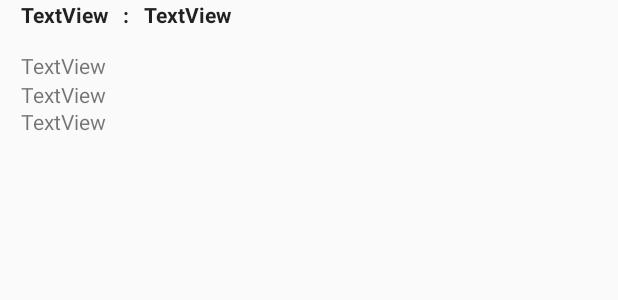
After one commit to oasong/Healthy, an Android app: the layout postadapter.xml on its own in the app's theme, with its tools: preview values and no code run, on a phone screen of 412 x 824 dp. The commit adds this screen. Shown: the top 300 px of the screen. Run offline under Robolectric (Android 15) with nearby library versions, the phone set to English and light mode, and no system bars.

Commit message:
Lab3 เพิ่มเมนู post และ หน้า comment

```diff
--- a/app/src/main/AndroidManifest.xml
+++ b/app/src/main/AndroidManifest.xml
@@ -1,6 +1,8 @@
 <?xml version="1.0" encoding="utf-8"?>
 <manifest xmlns:android="http://schemas.android.com/apk/res/android"
     package="it59070098.kmitl.healthy">
+
+    <uses-permission android:name="android.permission.INTERNET" />
 
     <application
         android:allowBackup="true"
@@ -23,7 +25,9 @@
         <activity android:name=".addweightpage" />
         <activity android:name=".sleepform" />
         <activity android:name=".sleepitem" />
-        <activity android:name=".sleep"></activity>
+        <activity android:name=".sleep" />
+        <activity android:name=".post" />
+        <activity android:name=".commentpost"></activity>
     </application>
 
 </manifest>
--- a/app/src/main/java/it59070098/kmitl/healthy/menupage.java
+++ b/app/src/main/java/it59070098/kmitl/healthy/menupage.java
@@ -25,6 +25,7 @@ public class menupage extends AppCompatActivity {
         menu.add("Weight");
         menu.add("Sleep");
         menu.add("Sign Out");
+        menu.add("Post");
 
         ArrayAdapter<String> menuAdapter = new ArrayAdapter<>(
                 menupage.this, android.R.layout.simple_list_item_1, menu);
@@ -47,6 +48,9 @@ public class menupage extends AppCompatActivity {
                     firebaseAuth.signOut();
                     Intent stIntent = new Intent(getApplicationContext(), MainActivity.class);
                     startActivity(stIntent);
+                }else if (position == 4){
+                    Intent stIntent = new Intent(getApplicationContext(), post.class);
+                    startActivity(stIntent);
                 }
             }
         });
--- /dev/null
+++ b/app/src/main/res/layout/postadapter.xml
@@ -0,0 +1,66 @@
+<?xml version="1.0" encoding="utf-8"?>
+<RelativeLayout xmlns:android="http://schemas.android.com/apk/res/android"
+    android:layout_width="match_parent"
+    android:layout_height="wrap_content">
+
+    <TextView
+        android:id="@+id/post_id"
+        android:layout_width="wrap_content"
+        android:layout_height="wrap_content"
+        android:layout_alignParentStart="true"
+        android:layout_alignParentTop="true"
+        android:layout_marginStart="14dp"
+        android:layout_marginTop="0dp"
+        android:text="TextView"
+        android:textAppearance="@style/TextAppearance.AppCompat"
+        android:textStyle="bold" />
+
+    <TextView
+        android:id="@+id/textView3"
+        android:layout_width="wrap_content"
+        android:layout_height="wrap_content"
+        android:layout_alignParentStart="true"
+        android:layout_alignParentTop="true"
+        android:layout_marginStart="82dp"
+        android:layout_marginTop="0dp"
+        android:text=":"
+        android:textAppearance="@style/TextAppearance.AppCompat"
+        android:textStyle="bold" />
+
+    <TextView
+        android:id="@+id/post_title"
+        android:layout_width="wrap_content"
+        android:layout_height="wrap_content"
+        android:layout_alignParentStart="true"
+        android:layout_alignParentTop="true"
+        android:layout_marginStart="96dp"
+        android:text="TextView"
+        android:textAppearance="@style/TextAppearance.AppCompat"
+        android:textStyle="bold" />
+
+    <TextView
+        android:id="@+id/post_body"
+        android:layout_width="349dp"
+        android:layout_height="wrap_content"
+        android:layout_alignStart="@+id/post_id"
+        android:layout_alignParentTop="true"
+        android:layout_marginTop="34dp"
+        android:text="TextView" />
+
+    <TextView
+        android:id="@+id/post_name"
+        android:layout_width="349dp"
+        android:layout_height="wrap_content"
+        android:layout_below="@+id/post_body"
+        android:layout_alignStart="@+id/post_id"
+        android:text="TextView" />
+
+    <TextView
+        android:id="@+id/post_email"
+        android:layout_width="349dp"
+        android:layout_height="wrap_content"
+        android:layout_below="@+id/post_name"
+        android:layout_alignEnd="@+id/post_name"
+        android:layout_marginTop="-1dp"
+        android:text="TextView" />
+</RelativeLayout>
```
Also changed, not shown: app/src/main/java/it59070098/kmitl/healthy/commentpost.java (added, +157 -0 lines), app/src/main/java/it59070098/kmitl/healthy/post.java (added, +175 -0 lines), app/src/main/java/it59070098/kmitl/healthy/postAdapter.java (added, +51 -0 lines), app/src/main/java/it59070098/kmitl/healthy/postclass.java (added, +59 -0 lines), app/src/main/res/layout/activity_commentpost.xml (added, +33 -0 lines), app/src/main/res/layout/activity_post.xml (added, +32 -0 lines).
